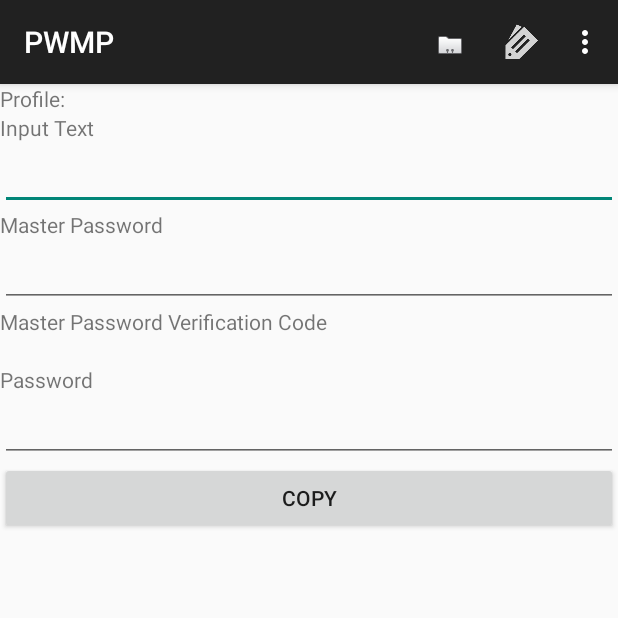
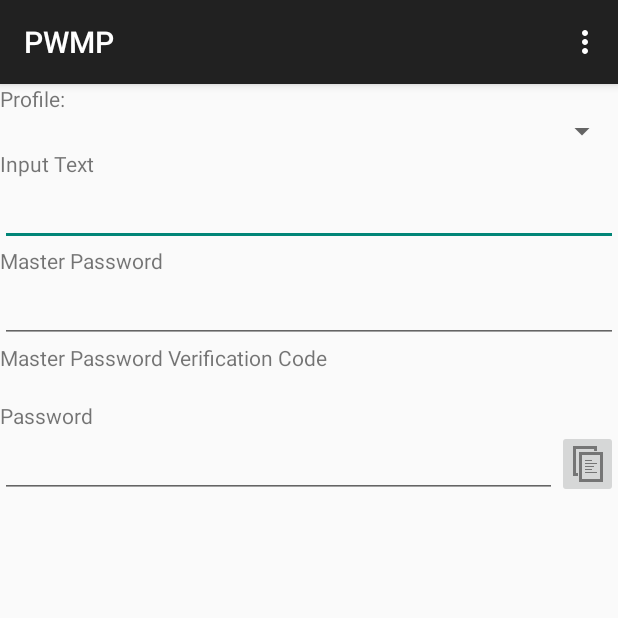
Before and after one commit to passwordmaker/android-passwordmaker, an Android app: the screen it shows after launch (MainActivity), on a phone screen of 412 x 824 dp, the top half of it. Run offline under Robolectric (Android 15) with nearby library versions, the phone set to English and light mode, and no system bars; libraries missing offline, so code that uses them is left out: org.daveware.passwordmaker; 19 statements that could not run were skipped.

Commit message:
Updated passwordmaker-je-lib to fix a number of issues.  Also re-arrange a bit of the UI to hopefully improve it until another change to it will work

```diff
--- a/passwordmaker/build.gradle
+++ b/passwordmaker/build.gradle
@@ -107,7 +107,7 @@ dependencies {
     compile fileTree(dir: 'libs', include: ['*.jar'])
     // You must install or update the Support Repository through the SDK manager to use this dependency.
     compile 'com.intellij:annotations:12.0@jar'
-    compile 'org.passwordmaker:passwordmaker-je-lib:0.9.6'
+    compile 'org.passwordmaker:passwordmaker-je-lib:0.9.7'
     compile 'com.madgag.spongycastle:core:1.50.0.0'
     compile 'com.madgag.spongycastle:prov:1.50.0.0'
     androidTestCompile 'junit:junit:4.8.1'
--- a/passwordmaker/src/main/java/org/passwordmaker/android/AccountListActivity.java
+++ b/passwordmaker/src/main/java/org/passwordmaker/android/AccountListActivity.java
@@ -172,7 +172,7 @@ public class AccountListActivity extends Activity
      * indicating that the item with the given ID was selected.
      */
     @Override
-    public void onItemSelected(Account account) {
+    public void onItemView(Account account) {
         if (mTwoPane) {
             // In two-pane mode, show the detail view in this activity by
             // adding or replacing the detail fragment using a
@@ -201,7 +201,7 @@ public class AccountListActivity extends Activity
     }
 
     @Override
-    public void onItemLongSelected(Account account) {
+    public void onItemManuallySelected(Account account) {
         PwmApplication.getInstance().getAccountManager().selectAccountById(account.getId());
         NavUtils.navigateUpFromSameTask(this);
         Toast.makeText(this, "Manually selected '" + account.getName() + "'",  Toast.LENGTH_SHORT).show();
--- a/passwordmaker/src/main/java/org/passwordmaker/android/MainActivity.java
+++ b/passwordmaker/src/main/java/org/passwordmaker/android/MainActivity.java
@@ -16,13 +16,15 @@ import android.view.Menu;
 import android.view.MenuItem;
 import android.view.View;
 import android.widget.*;
+import com.google.common.base.Function;
+import com.google.common.base.Predicate;
+import com.google.common.collect.FluentIterable;
+import com.google.common.collect.ImmutableList;
+import com.google.common.collect.Iterables;
 import org.daveware.passwordmaker.*;
 import org.passwordmaker.android.adapters.SubstringArrayAdapter;
 
-import java.util.ArrayList;
-import java.util.Calendar;
-import java.util.HashSet;
-import java.util.Set;
+import java.util.*;
 
 import static java.lang.String.format;
 
@@ -41,6 +43,8 @@ public class MainActivity extends ActionBarActivity implements AccountManagerLis
     private static final int UPDATE_VER_CODE = 0xccaabb;
     private static final int VER_CODE_DELAY = 600;
     private ImageButton btnClearSelectedProfile;
+    private Spinner spinAccount;
+    private List<Account> accounts = new ArrayList<Account>();
 
     private ArrayAdapter<String> favoritesAdapter;
     private final ArrayList<String> favoritesList = new ArrayList<String>();
@@ -48,6 +52,7 @@ public class MainActivity extends ActionBarActivity implements AccountManagerLis
     @Override
     protected void onCreate(Bundle savedInstanceState) {
         super.onCreate(savedInstanceState);
+
         accountManager = PwmApplication.getInstance().getAccountManager();
         setContentView(R.layout.activity_main);
 
@@ -69,12 +74,16 @@ public class MainActivity extends ActionBarActivity implements AccountManagerLis
             text.addTextChangedListener(createUpdatePasswordKeyListener());
         if (text != null)
             text.setOnFocusChangeListener(mUpdatePasswordFocusListener);
-        Button button = (Button) findViewById(R.id.btnCopy);
+            ImageButton button = (ImageButton) findViewById(R.id.btnCopy);
         if (button != null)
             button.setOnClickListener(mCopyButtonClick);
 
         btnClearSelectedProfile = (ImageButton)findViewById(R.id.btnClearSelected);
         btnClearSelectedProfile.setOnClickListener(mClearProfileButtonClick);
+
+
+        spinAccount = (Spinner)findViewById(R.id.spinProfile);
+        spinAccount.setOnItemSelectedListener(mSpinAccountOnProfileSelect);
     }
 
     @Override
@@ -105,10 +114,40 @@ public class MainActivity extends ActionBarActivity implements AccountManagerLis
     protected void onResume() {
         super.onResume();
         loadDefaultValueForFields();
+        updateProfileDropDown();
         showUsernameBasedOnPreference();
         showPassStrengthBasedOnPreference();
         favoritesAdapter.notifyDataSetChanged();
         updateSelectedProfileText();
+    }
+
+    private void updateProfileDropDown() {
+        accounts = accountManager.getPwmProfiles().getAllAccounts();
+        List<String> names = ImmutableList.<String>builder().add("Auto-select").addAll(FluentIterable.from(accounts)
+                .transform(new Function<Account, String>() {
+                    @Override
+                    public String apply(Account input) {
+                        return input.getName();
+                    }
+                })).build();
+        spinAccount.setAdapter(new ArrayAdapter<String>(this, android.R.layout.simple_list_item_1, names));
+
+        setProfileDropdownBySelectedAccount();
+    }
+
+    private void setProfileDropdownBySelectedAccount() {
+        final Account selected = PwmApplication.getInstance().getAccountManager().getSelectedProfile();
+        if ( selected == null ) {
+            spinAccount.setSelection(0);
+        } else {
+            int index = Iterables.indexOf(accounts, new Predicate<Account>() {
+                @Override
+                public boolean apply(Account input) {
+                    return selected.getId().equals(input.getId());
+                }
+            }) + 1;
+            spinAccount.setSelection(index);
+        }
     }
 
     @Override
@@ -280,6 +319,7 @@ public class MainActivity extends ActionBarActivity implements AccountManagerLis
 
     @SuppressWarnings("UnusedDeclaration")
     public void setCurrentProfile(String profileId) {
+        Log.i(LOG_TAG, "scp: " + profileId);
         accountManager.selectAccountById(profileId);
     }
 
@@ -389,6 +429,7 @@ public class MainActivity extends ActionBarActivity implements AccountManagerLis
     public void onSelectedProfileChange(Account newProfile) {
         TextView text = (TextView) findViewById(R.id.lblCurrentProfile);
         text.setText(newProfile.getName());
+        updatePassword(false);
     }
 
 
@@ -495,6 +536,7 @@ public class MainActivity extends ActionBarActivity implements AccountManagerLis
         @SuppressWarnings("deprecation")
         public void onClick(View v) {
             accountManager.clearSelectedAccount();
+            setProfileDropdownBySelectedAccount();
             updatePassword(true);
             Toast.makeText(MainActivity.this, "Cleared manually selected account", Toast.LENGTH_SHORT).show();
         }
@@ -512,4 +554,23 @@ public class MainActivity extends ActionBarActivity implements AccountManagerLis
             return true;
         }
     });
+
+    private final AdapterView.OnItemSelectedListener mSpinAccountOnProfileSelect = new AdapterView.OnItemSelectedListener() {
+        @Override
+        public void onItemSelected(AdapterView<?> parent, View view, int position, long id) {
+            if ( position == 0 ) {
+                accountManager.clearSelectedAccount();
+                updatePassword(false);
+            } else {
+                Account account = accounts.get(position - 1);
+                accountManager.selectAccountById(account.getId());
+                onSelectedProfileChange(account);
+            }
+        }
+
+        @Override
+        public void onNothingSelected(AdapterView<?> parent) {
+
+        }
+    };
 }
--- a/passwordmaker/src/main/res/layout/activity_main.xml
+++ b/passwordmaker/src/main/res/layout/activity_main.xml
@@ -22,6 +22,14 @@
                 android:visibility="gone"/>
 
     </LinearLayout>
+
+    <Spinner
+            android:layout_height="wrap_content"
+            android:layout_width="match_parent"
+            android:id="@+id/spinProfile"
+            android:entries="@array/HashAlgos"
+            />
+
     <TextView android:layout_width="wrap_content" android:layout_height="wrap_content"
               android:textAppearance="?android:attr/textAppearanceSmall"
               android:text="@string/Input" android:id="@+id/lblInputText"/>
@@ -62,10 +70,30 @@
     <TextView android:layout_width="wrap_content" android:layout_height="wrap_content"
               android:textAppearance="?android:attr/textAppearanceSmall" android:text="@string/Password"
               android:id="@+id/lblPassword"/>
+    <LinearLayout
+            android:id="@+id/layPassfield"
+            android:orientation="horizontal"
+            android:layout_width="match_parent"
+            android:layout_height="wrap_content">
+
     <EditText android:layout_width="fill_parent" android:layout_height="wrap_content"
               android:id="@+id/txtPassword" android:singleLine="true"
-              android:inputType="textVisiblePassword"/>
+              android:inputType="textVisiblePassword"
+              android:layout_gravity="left"
+              android:layout_weight="1"
+            />
 
+    <ImageButton
+                android:layout_width="wrap_content"
+                android:layout_height="fill_parent"
+                android:id="@+id/btnCopy"
+                android:src="@drawable/ic_menu_copy_holo_light"
+                android:contentDescription="@string/LblCopy"
+                android:layout_weight="1"
+                android:minWidth="82dp"
+                android:baselineAlignBottom="false"
+            />
+    </LinearLayout>
     <LinearLayout
             android:id="@+id/layPassStrength"
             android:orientation="horizontal"
@@ -89,7 +117,4 @@
                 />
     </LinearLayout>
 
-    <Button android:text="@string/LblCopy" android:layout_height="wrap_content"
-            android:layout_width="fill_parent" android:id="@+id/btnCopy"/>
-
 </LinearLayout>
--- a/passwordmaker/src/main/res/menu/account_list_menu.xml
+++ b/passwordmaker/src/main/res/menu/account_list_menu.xml
@@ -1,6 +1,12 @@
 <?xml version="1.0" encoding="utf-8"?>
 <menu xmlns:android="http://schemas.android.com/apk/res/android" >
+<!-- menu_item_view -->
 
+    <item android:id="@+id/menu_item_view"
+          android:icon="@android:drawable/ic_menu_view"
+          android:showAsAction="ifRoom|withText"
+          android:title="@string/ViewAccount"
+          android:titleCondensed="@string/ViewAccountShort" />
     <item android:id="@+id/menu_item_select"
           android:icon="@android:drawable/ic_input_get"
           android:showAsAction="ifRoom|withText"
--- a/passwordmaker/src/main/res/menu/main.xml
+++ b/passwordmaker/src/main/res/menu/main.xml
@@ -5,17 +5,17 @@
     <item android:id="@+id/action_profiles"
           android:title="@string/action_profiles"
           android:orderInCategory="101"
-          app:showAsAction="ifRoom"
+          app:showAsAction="never"
           android:icon="@android:drawable/sym_contact_card" />
     <item android:id="@+id/action_favorites"
           android:title="@string/action_favorites"
           android:orderInCategory="102"
-          app:showAsAction="ifRoom"
+          app:showAsAction="never"
           android:icon="@drawable/ic_action_collections_labels"/>
     <item android:id="@+id/action_import_export"
           android:title="@string/action_import_export"
           android:orderInCategory="103"
-          app:showAsAction="ifRoom"
+          app:showAsAction="never"
           android:icon="@drawable/ic_action_content_import_export"/>
     <item android:id="@+id/action_display_settings"
           android:title="@string/title_activity_settings"
--- a/passwordmaker/src/main/res/values/strings.xml
+++ b/passwordmaker/src/main/res/values/strings.xml
@@ -135,5 +135,7 @@
     <string name="title_activity_settings">Settings</string>
     <string name="lblNotes">Notes</string>
     <string name="defaultProgressValue">0</string>
+    <string name="ViewAccount">View Account</string>
+    <string name="ViewAccountShort">View</string>
 
 </resources>
```
Also changed, not shown: passwordmaker/src/main/java/org/passwordmaker/android/AccountListFragment.java (+36 -30 lines), passwordmaker/src/main/res/drawable-hdpi/ic_menu_copy_holo_light.png (added), passwordmaker/src/main/res/drawable-mdpi/ic_menu_copy_holo_light.png (added), passwordmaker/src/main/res/drawable-xhdpi/ic_menu_copy_holo_light.png (added), passwordmaker/src/main/res/drawable-xxhdpi/ic_menu_copy_holo_light.png (added).
